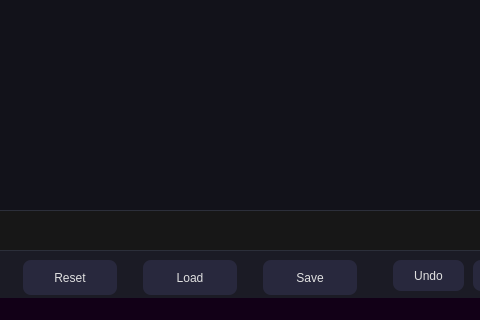
Before: the Qt Designer form mainwindow.ui in Abdelhamid-El-rashidy/RGBit, drawn with Qt 5; both pictures show x 447 to 927 and y 330 to 650 of the 1010 by 650 pixel window.
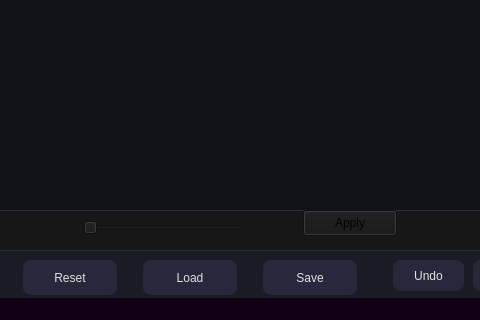
After: the same form once the commit is applied. Custom widgets are drawn as their Qt base class.

```diff
--- a/mainwindow.ui
+++ b/mainwindow.ui
@@ -1305,10 +1305,38 @@
      </property>
     </widget>
    </widget>
+   <widget class="QSlider" name="horizontalSlider">
+    <property name="geometry">
+     <rect>
+      <x>530</x>
+      <y>550</y>
+      <width>160</width>
+      <height>16</height>
+     </rect>
+    </property>
+    <property name="orientation">
+     <enum>Qt::Orientation::Horizontal</enum>
+    </property>
+   </widget>
+   <widget class="QPushButton" name="pushButton_3">
+    <property name="geometry">
+     <rect>
+      <x>750</x>
+      <y>540</y>
+      <width>94</width>
+      <height>26</height>
+     </rect>
+    </property>
+    <property name="text">
+     <string>Apply</string>
+    </property>
+   </widget>
    <zorder>mainbar</zorder>
    <zorder>sidebar</zorder>
    <zorder>Bottombar</zorder>
    <zorder>Displayer</zorder>
+   <zorder>horizontalSlider</zorder>
+   <zorder>pushButton_3</zorder>
   </widget>
   <widget class="QStatusBar" name="statusBar"/>
  </widget>
```
